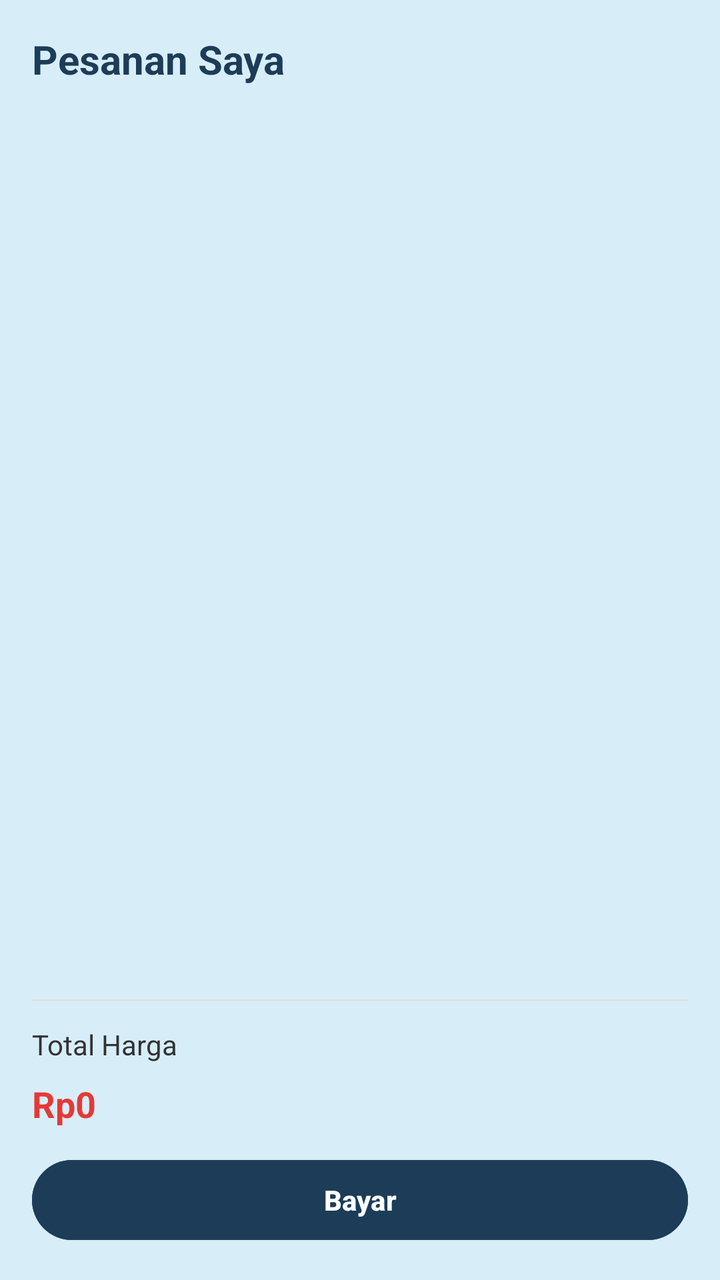
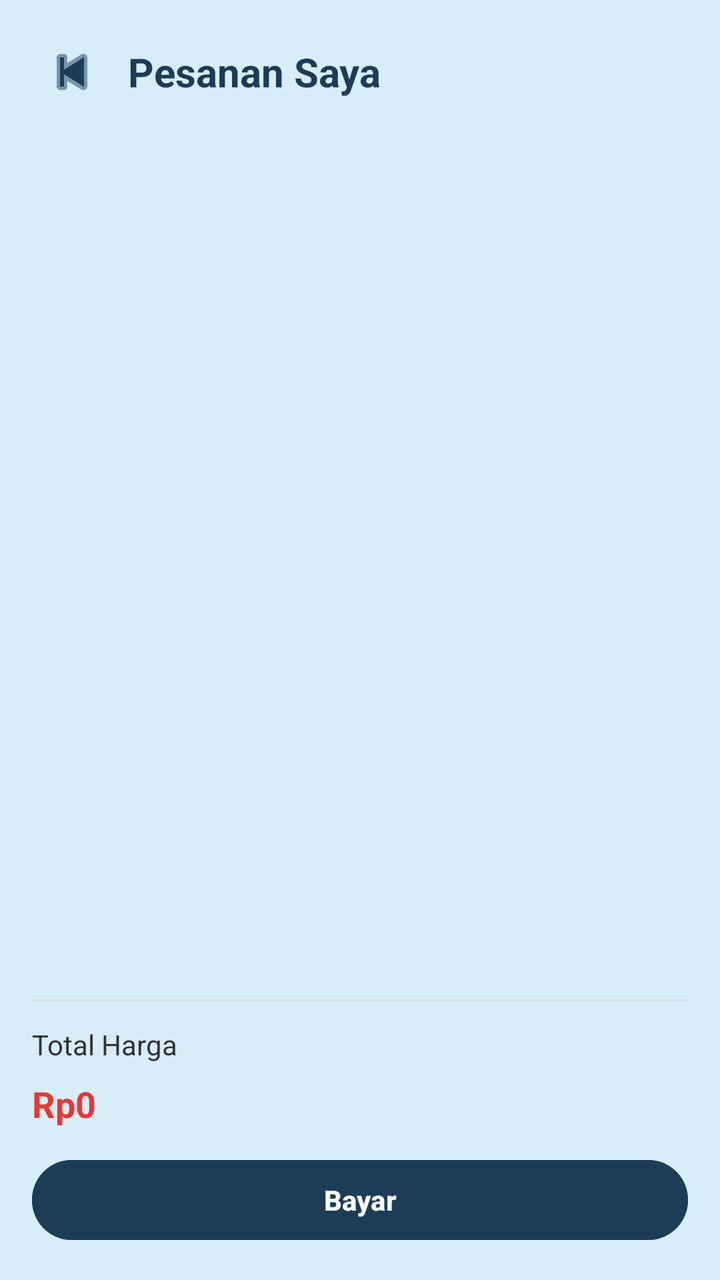

Before-and-after screenshots of an Android layout around one commit, followed by the original layout XML and the change that was made.
<!-- AndroidManifest.xml: application theme Theme.TOKOMPUTER -->
<!-- res/layout/activity_order.xml -->
<?xml version="1.0" encoding="utf-8"?>
<LinearLayout xmlns:android="http://schemas.android.com/apk/res/android"
    xmlns:tools="http://schemas.android.com/tools"
    android:layout_width="match_parent"
    android:layout_height="match_parent"
    android:background="@color/soft_blue"
    android:orientation="vertical"
    android:padding="16dp"
    tools:context=".ui.order.OrderActivity">

    <TextView
        android:id="@+id/tvOrderTitle"
        android:layout_width="wrap_content"
        android:layout_height="wrap_content"
        android:text="Pesanan Saya"
        android:textColor="#1C3C58"
        android:textSize="20sp"
        android:textStyle="bold" />

    
    <ProgressBar
        android:id="@+id/progressBar"
        android:layout_width="wrap_content"
        android:layout_height="wrap_content"
        android:layout_gravity="center"
        android:layout_marginTop="32dp"
        android:visibility="gone" />

    
    <TextView
        android:id="@+id/tvEmpty"
        android:layout_width="match_parent"
        android:layout_height="wrap_content"
        android:gravity="center"
        android:padding="32dp"
        android:text="Keranjang masih kosong"
        android:textColor="#AAAAAA"
        android:textSize="16sp"
        android:visibility="gone" />

    <androidx.recyclerview.widget.RecyclerView
        android:id="@+id/rvOrders"
        android:layout_width="match_parent"
        android:layout_height="0dp"
        android:layout_weight="1"
        android:paddingTop="12dp" />

    <View
        android:layout_width="match_parent"
        android:layout_height="1dp"
        android:background="#E0E0E0" />

    <LinearLayout
        android:layout_width="match_parent"
        android:layout_height="wrap_content"
        android:orientation="vertical"
        android:paddingTop="12dp">

        <TextView
            android:id="@+id/tvTotalLabel"
            android:layout_width="wrap_content"
            android:layout_height="wrap_content"
            android:text="Total Harga"
            android:textColor="#333333"
            android:textSize="14sp" />

        <TextView
            android:id="@+id/tvTotalAmount"
            android:layout_width="match_parent"
            android:layout_height="wrap_content"
            android:paddingTop="8dp"
            android:text="Rp0"
            android:textColor="#E53935"
            android:textSize="18sp"
            android:textStyle="bold" />

        <Button
            android:id="@+id/btnPay"
            android:layout_width="match_parent"
            android:layout_height="48dp"
            android:layout_marginTop="12dp"
            android:backgroundTint="#1C3C58"
            android:text="Bayar"
            android:textColor="#FFFFFF"
            android:textStyle="bold" />

    </LinearLayout>

</LinearLayout>
<!-- resources referenced by this layout -->
<resources>
  <color name="soft_blue">#D7EEF9</color>
  <style name="Theme.TOKOMPUTER" parent="Base.Theme.TOKOMPUTER" />
  <style name="Base.Theme.TOKOMPUTER" parent="Theme.Material3.DayNight.NoActionBar">
          
          
      </style>
</resources>

<!-- the commit's change to res/layout/activity_order.xml (unified diff, before → after) -->
@@ -1,21 +1,41 @@
 <?xml version="1.0" encoding="utf-8"?>
 <LinearLayout xmlns:android="http://schemas.android.com/apk/res/android"
-    xmlns:tools="http://schemas.android.com/tools"
     android:layout_width="match_parent"
     android:layout_height="match_parent"
     android:background="@color/soft_blue"
     android:orientation="vertical"
-    android:padding="16dp"
-    tools:context=".ui.order.OrderActivity">
+    android:padding="16dp">
 
-    <TextView
-        android:id="@+id/tvOrderTitle"
-        android:layout_width="wrap_content"
+    
+    <LinearLayout
+        android:layout_width="match_parent"
         android:layout_height="wrap_content"
-        android:text="Pesanan Saya"
-        android:textColor="#1C3C58"
-        android:textSize="20sp"
-        android:textStyle="bold" />
+        android:orientation="horizontal"
+        android:gravity="center_vertical"
+        android:layout_marginBottom="8dp">
+
+        <ImageButton
+            android:id="@+id/btnBack"
+            android:layout_width="40dp"
+            android:layout_height="40dp"
+            android:background="?attr/selectableItemBackgroundBorderless"
+            android:src="@android:drawable/ic_media_previous"
+            android:contentDescription="Back"
+            app:tint="#1C3C58"
+            xmlns:app="http://schemas.android.com/apk/res-auto"/>
+
+        <TextView
+            android:id="@+id/tvOrderTitle"
+            android:layout_width="0dp"
+            android:layout_height="wrap_content"
+            android:layout_weight="1"
+            android:text="Pesanan Saya"
+            android:textColor="#1C3C58"
+            android:textSize="20sp"
+            android:textStyle="bold"
+            android:layout_marginStart="8dp"/>
+
+    </LinearLayout>
 
     
     <ProgressBar
@@ -23,7 +43,6 @@
         android:layout_width="wrap_content"
         android:layout_height="wrap_content"
         android:layout_gravity="center"
-        android:layout_marginTop="32dp"
         android:visibility="gone" />
 
     
@@ -57,7 +76,6 @@
         android:paddingTop="12dp">
 
         <TextView
-            android:id="@+id/tvTotalLabel"
             android:layout_width="wrap_content"
             android:layout_height="wrap_content"
             android:text="Total Harga"
